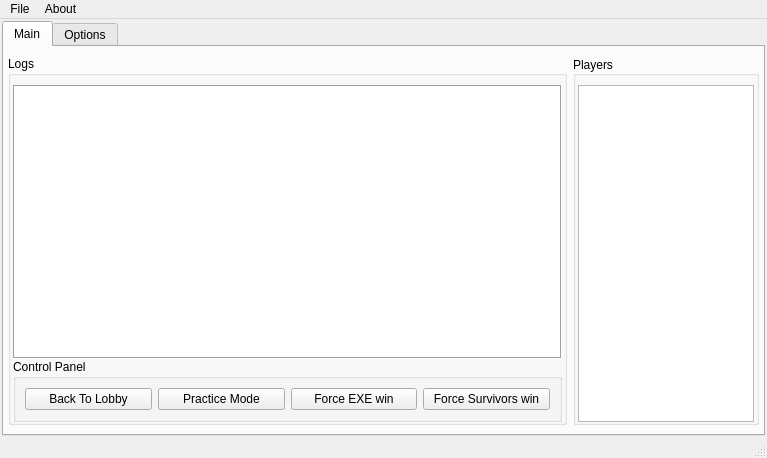
The window that BetterServerGUI/mainwindow.ui (teamexeempire/disasterserver) describes before a commit, drawn with Qt 5.
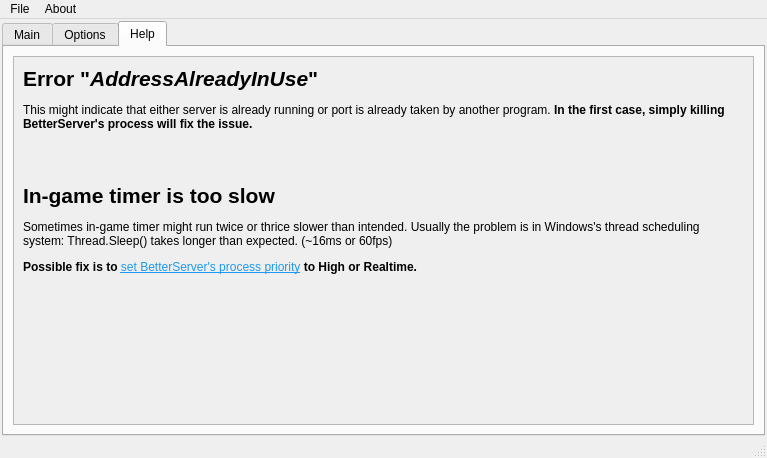
The same window after the commit. The open tabs and pages were chosen to show the change.

What changed in the file:
```diff
--- a/BetterServerGUI/mainwindow.ui
+++ b/BetterServerGUI/mainwindow.ui
@@ -41,6 +41,9 @@
       <property name="currentIndex">
        <number>0</number>
       </property>
+      <property name="tabBarAutoHide">
+       <bool>true</bool>
+      </property>
       <widget class="QWidget" name="page1">
        <attribute name="title">
         <string>Main</string>
@@ -333,6 +336,49 @@
         </item>
        </layout>
       </widget>
+      <widget class="QWidget" name="tab">
+       <attribute name="title">
+        <string>Help</string>
+       </attribute>
+       <layout class="QGridLayout" name="gridLayout_6">
+        <item row="0" column="0">
+         <layout class="QGridLayout" name="gridLayout_5">
+          <item row="0" column="0">
+           <widget class="QScrollArea" name="scrollArea">
+            <property name="widgetResizable">
+             <bool>true</bool>
+            </property>
+            <widget class="QWidget" name="scrollAreaWidgetContents">
+             <property name="geometry">
+              <rect>
+               <x>0</x>
+               <y>0</y>
+               <width>737</width>
+               <height>348</height>
+              </rect>
+             </property>
+             <layout class="QGridLayout" name="gridLayout_7">
+              <item row="0" column="0">
+               <widget class="QLabel" name="label">
+                <property name="text">
+                 <string>&lt;html&gt;&lt;head/&gt;&lt;body&gt;&lt;p&gt;&lt;span style=&quot; font-size:16pt; font-weight:600;&quot;&gt;Error &amp;quot;&lt;/span&gt;&lt;span style=&quot; font-size:16pt; font-weight:600; font-style:italic;&quot;&gt;AddressAlreadyInUse&lt;/span&gt;&lt;span style=&quot; font-size:16pt; font-weight:600;&quot;&gt;&amp;quot;&lt;/span&gt;&lt;/p&gt;&lt;p&gt;This might indicate that either server is already running or port is already taken by another program. &lt;span style=&quot; font-weight:600;&quot;&gt;In the first case, simply killing BetterServer's process will fix the issue.&lt;/span&gt;&lt;/p&gt;&lt;p&gt;&lt;br/&gt;&lt;/p&gt;&lt;p&gt;&lt;span style=&quot; font-size:16pt; font-weight:600;&quot;&gt;In-game timer is too slow&lt;/span&gt;&lt;/p&gt;&lt;p&gt;Sometimes in-game timer might run twice or thrice slower than intended. Usually the problem is in Windows's thread scheduling system: Thread.Sleep() takes longer than expected. (~16ms or 60fps) &lt;/p&gt;&lt;p&gt;&lt;span style=&quot; font-weight:600;&quot;&gt;Possible fix is to &lt;/span&gt;&lt;a href=&quot;https://www.wikihow.com/Change-Process-Priorities-in-Windows-Task-Manager&quot;&gt;&lt;span style=&quot; text-decoration: underline; color:#1d99f3;&quot;&gt;set BetterServer's process priority&lt;/span&gt;&lt;/a&gt;&lt;span style=&quot; font-weight:600;&quot;&gt; to High or Realtime.&lt;/span&gt;&lt;/p&gt;&lt;/body&gt;&lt;/html&gt;</string>
+                </property>
+                <property name="alignment">
+                 <set>Qt::AlignLeading|Qt::AlignLeft|Qt::AlignTop</set>
+                </property>
+                <property name="wordWrap">
+                 <bool>true</bool>
+                </property>
+               </widget>
+              </item>
+             </layout>
+            </widget>
+           </widget>
+          </item>
+         </layout>
+        </item>
+       </layout>
+      </widget>
      </widget>
     </item>
    </layout>
```
Left out of the diff: 2 changed lines with no effect on the pictures.
